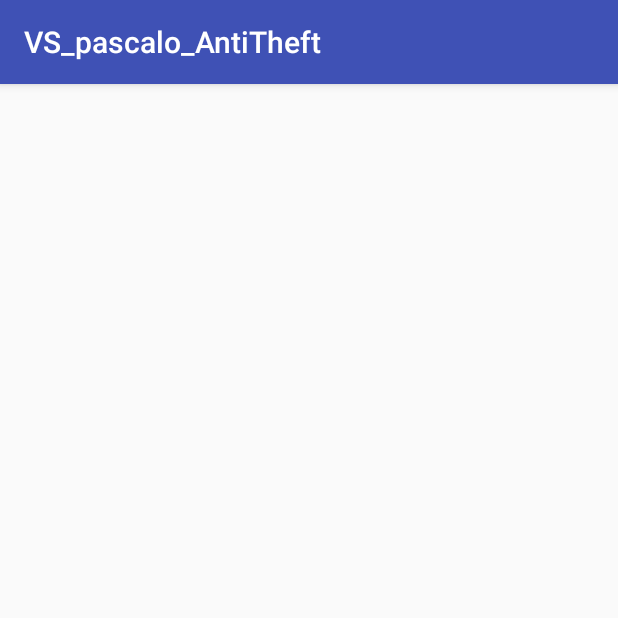
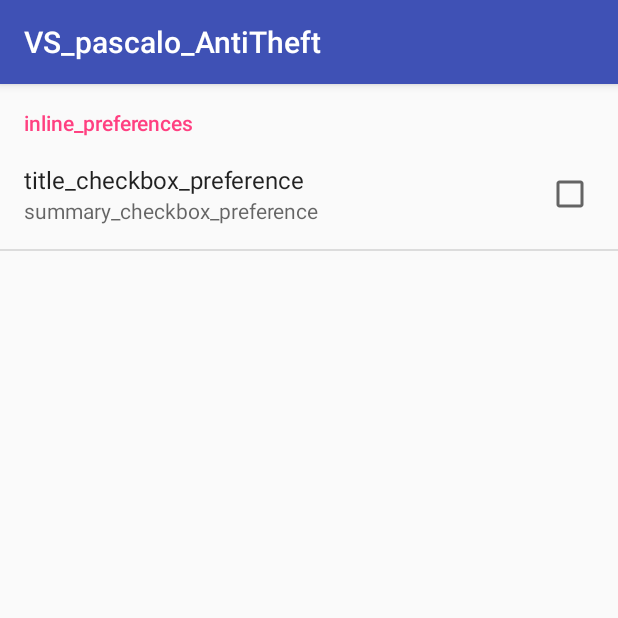
Before and after one commit to oberholzerp/VS_pascalo_AntiTheft, an Android app: the screen it shows after launch (SettingsActivity), after a tap on "SETTINGS", on a phone screen of 412 x 824 dp, the top half of it. Run offline under Robolectric (Android 15) with nearby library versions, the phone set to English and light mode, and no system bars.

Commit message:
new settings menu

```diff
--- a/app/src/main/java/ch/ethz/inf/vs/a1/pascalo/antitheft/vs_pascalo_antitheft/MainActivity.java
+++ b/app/src/main/java/ch/ethz/inf/vs/a1/pascalo/antitheft/vs_pascalo_antitheft/MainActivity.java
@@ -4,16 +4,21 @@ import android.app.IntentService;
 import android.content.Context;
 import android.content.Intent;
 import android.content.SharedPreferences;
+import android.preference.PreferenceManager;
 import android.support.v7.app.AppCompatActivity;
 import android.os.Bundle;
+import android.view.Menu;
+import android.view.MenuItem;
 import android.widget.Button;
 import android.view.View;
 import android.widget.ToggleButton;
 import android.widget.TextView;
 
-public class MainActivity extends AppCompatActivity implements View.OnClickListener{
+public class MainActivity extends AppCompatActivity implements View.OnClickListener, SharedPreferences.OnSharedPreferenceChangeListener{
 
     private AntiTheftService ATS;
+
+    private final String KEY_PREF_AUDIO_LOOP = "audio_loop";
 
     @Override
     protected void onCreate(Bundle savedInstanceState) {
@@ -32,6 +37,9 @@ public class MainActivity extends AppCompatActivity implements View.OnClickListe
 
         ATS = new AntiTheftService();
 
+
+        PreferenceManager.getDefaultSharedPreferences(this)
+                .registerOnSharedPreferenceChangeListener(this);
 
     }
 
@@ -82,4 +90,29 @@ public class MainActivity extends AppCompatActivity implements View.OnClickListe
         }
     }
 
+    @Override
+    public void onSharedPreferenceChanged(SharedPreferences sharedPreferences, String key) {
+        if (key.equals(KEY_PREF_AUDIO_LOOP)){
+            SharedPreferences sharedPref = PreferenceManager.getDefaultSharedPreferences(this);
+            boolean loop = sharedPref.getBoolean(KEY_PREF_AUDIO_LOOP, true);
+
+        }
+    }
+
+    @Override
+    public boolean onOptionsItemSelected(MenuItem menuItem){
+        switch (menuItem.getItemId()){
+            case R.id.settings :
+                Intent myIntent = new Intent(this, SettingsActivity.class);
+                this.startActivity(myIntent);
+                break;
+        }
+        return true;
+    }
+
+    @Override
+    public boolean onCreateOptionsMenu(Menu menu) {
+        getMenuInflater().inflate(R.menu.menu_settings, menu);
+        return true;
+    }
 }
--- a/app/src/main/java/ch/ethz/inf/vs/a1/pascalo/antitheft/vs_pascalo_antitheft/SettingsActivity.java
+++ b/app/src/main/java/ch/ethz/inf/vs/a1/pascalo/antitheft/vs_pascalo_antitheft/SettingsActivity.java
@@ -10,6 +10,10 @@ public class SettingsActivity extends AppCompatActivity {
     protected void onCreate(Bundle savedInstanceState) {
         super.onCreate(savedInstanceState);
         setContentView(R.layout.activity_settings);
+
+        getFragmentManager().beginTransaction()
+                .replace(android.R.id.content, new PrefsFragment())
+                .commit();
     }
 
 
--- a/app/src/main/res/layout/activity_settings.xml
+++ b/app/src/main/res/layout/activity_settings.xml
@@ -10,4 +10,34 @@
     android:paddingTop="@dimen/activity_vertical_margin"
     tools:context="ch.ethz.inf.vs.a1.pascalo.antitheft.vs_pascalo_antitheft.SettingsActivity">
 
+<!--    <TextView
+        android:text="@string/title_seekBar"
+        android:layout_width="match_parent"
+        android:layout_height="wrap_content"
+        android:layout_alignParentStart="true"
+        android:id="@+id/title_seekBar_volume" />
+
+    <SeekBar
+        android:layout_width="match_parent"
+        android:layout_height="wrap_content"
+        android:id="@+id/seekBar_volume"
+        android:layout_below="@id/title_seekBar_volume" />
+
+    <TextView
+        android:text="TextView"
+        android:layout_width="match_parent"
+        android:layout_height="wrap_content"
+        android:layout_below="@+id/seekBar_volume"
+        android:layout_alignParentStart="true"
+        android:layout_marginTop="15dp"
+        android:id="@+id/title_number_field" />
+
+    <EditText
+        android:layout_width="match_parent"
+        android:layout_height="wrap_content"
+        android:inputType="numberDecimal"
+        android:ems="10"
+        android:layout_below="@id/title_number_field"
+        android:id="@+id/number_field" /> -->
+
 </RelativeLayout>
--- /dev/null
+++ b/app/src/main/res/menu/menu_settings.xml
@@ -0,0 +1,6 @@
+<?xml version="1.0" encoding="utf-8"?>
+<menu xmlns:android="http://schemas.android.com/apk/res/android">
+    <item android:id="@+id/settings"
+        android:title="Settings"
+        android:orderInCategory="1" />
+</menu>
--- a/app/src/main/res/values/strings.xml
+++ b/app/src/main/res/values/strings.xml
@@ -3,4 +3,6 @@
     <string name="btn_alarm_off">Alarm Off. Press to activate!</string>
     <string name="btn_alarm_on">Alarm On. Press to deactivate!</string>
     <string name="title_activity_main2">Main2Activity</string>
+    <string name="title_seekBar">Volume:</string>
+    <string name="title_number_field">Delay:</string>
 </resources>
--- a/app/src/main/res/xml/preferences.xml
+++ b/app/src/main/res/xml/preferences.xml
@@ -1,17 +1,20 @@
 <?xml version="1.0" encoding="utf-8"?>
 <PreferenceScreen xmlns:android="http://schemas.android.com/apk/res/android">
-    <!--
+
+
     <PreferenceCategory
-        android:title="@string/inline_preferences">
+        android:title="inline_preferences">
 
         <CheckBoxPreference
             android:key="checkbox_preference"
-            android:title="@string/title_checkbox_preference"
-            android:summary="@string/summary_checkbox_preference" />
+            android:title="title_checkbox_preference"
+            android:summary="summary_checkbox_preference" />
+
+
 
     </PreferenceCategory>
 
-    <PreferenceCategory
+<!--    <PreferenceCategory
         android:title="@string/dialog_based_preferences">
 
         <EditTextPreference
```
